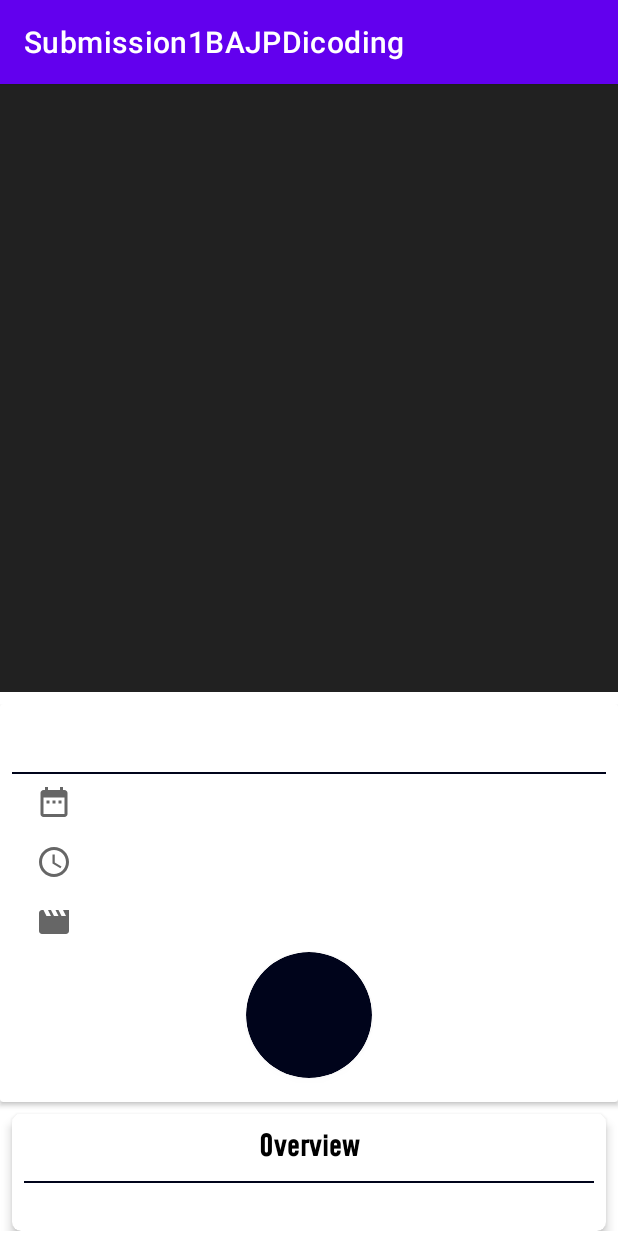
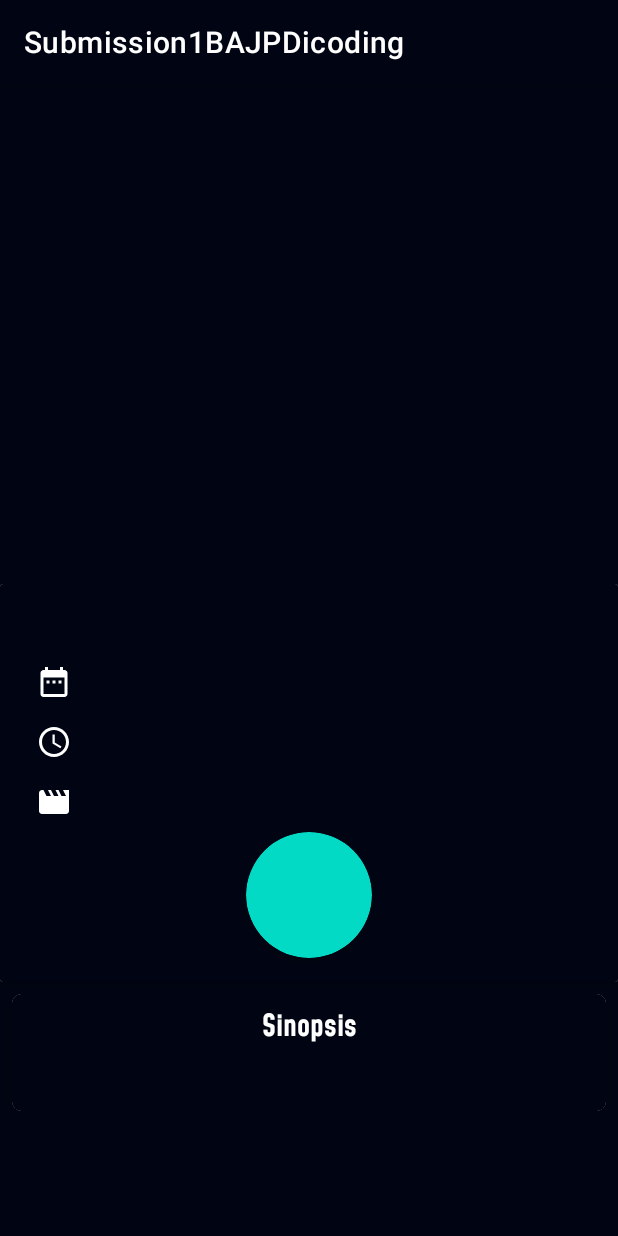
Before and after one commit to AkuraDiary/Belajar-Android-Jetpack-Pro, an Android app: the DetailsActivity screen opened directly, with no data from a screen before it, on a phone screen of 412 x 824 dp. Run offline under Robolectric (Android 15) with nearby library versions, the phone set to English and light mode, and no system bars.

Commit message:
refactoring on details activity (and changed the color)

```diff
--- a/Submission1BAJPDicoding/app/src/main/java/com/example/submission1bajpdicoding/ui/activities/DetailsActivity.kt
+++ b/Submission1BAJPDicoding/app/src/main/java/com/example/submission1bajpdicoding/ui/activities/DetailsActivity.kt
@@ -59,16 +59,18 @@ class DetailsActivity : AppCompatActivity(), DetailsDataBinding {
         collapsingToolbarLayout = findViewById(R.id.collapsingToolbar)
         AppBar.addOnOffsetChangedListener(AppBarLayout.OnOffsetChangedListener { _, verticalOffset ->
             if (collapsingToolbarLayout.height + verticalOffset < 2 * ViewCompat.getMinimumHeight(collapsingToolbarLayout)){
-                collapsingToolbarLayout.setCollapsedTitleTextColor(Color.BLACK)
+                collapsingToolbarLayout.setCollapsedTitleTextColor(Color.WHITE)
                 detail_toolbar.apply {
-                    setBackgroundColor(Color.WHITE)
+                    setBackgroundColor(Color.TRANSPARENT)
                     title = intent.getStringExtra(JUDUL)
                     visibility = View.VISIBLE
+                    cv_tv_title.visibility = View.GONE
                 }
             } else {
-                collapsingToolbarLayout.setExpandedTitleColor(Color.BLACK)
+                collapsingToolbarLayout.setExpandedTitleColor(Color.TRANSPARENT)
                 detail_toolbar.setBackgroundColor(Color.TRANSPARENT)
                 detail_toolbar.visibility = View.GONE
+                cv_tv_title.visibility = View.VISIBLE
             }
         })
         detail_toolbar.setNavigationIcon(R.drawable.ic_back)
--- a/Submission1BAJPDicoding/app/src/main/res/drawable/ic_back.xml
+++ b/Submission1BAJPDicoding/app/src/main/res/drawable/ic_back.xml
@@ -2,8 +2,7 @@
     android:width="24dp"
     android:height="24dp"
     android:viewportWidth="24"
-    android:viewportHeight="24"
-    android:tint="?attr/colorControlNormal">
+    android:viewportHeight="24">
     <path
         android:fillColor="@android:color/white"
         android:pathData="M20,11H7.83l5.59,-5.59L12,4l-8,8 8,8 1.41,-1.41L7.83,13H20v-2z"/>
--- a/Submission1BAJPDicoding/app/src/main/res/drawable/ic_date.xml
+++ b/Submission1BAJPDicoding/app/src/main/res/drawable/ic_date.xml
@@ -2,8 +2,7 @@
     android:width="24dp"
     android:height="24dp"
     android:viewportWidth="24"
-    android:viewportHeight="24"
-    android:tint="?attr/colorControlNormal">
+    android:viewportHeight="24">
     <path
         android:fillColor="@android:color/white"
         android:pathData="M9,11L7,11v2h2v-2zM13,11h-2v2h2v-2zM17,11h-2v2h2v-2zM19,4h-1L18,2h-2v2L8,4L8,2L6,2v2L5,4c-1.11,0 -1.99,0.9 -1.99,2L3,20c0,1.1 0.89,2 2,2h14c1.1,0 2,-0.9 2,-2L21,6c0,-1.1 -0.9,-2 -2,-2zM19,20L5,20L5,9h14v11z"/>
--- a/Submission1BAJPDicoding/app/src/main/res/drawable/ic_movie.xml
+++ b/Submission1BAJPDicoding/app/src/main/res/drawable/ic_movie.xml
@@ -2,8 +2,7 @@
     android:width="24dp"
     android:height="24dp"
     android:viewportWidth="24"
-    android:viewportHeight="24"
-    android:tint="?attr/colorControlNormal">
+    android:viewportHeight="24">
     <path
         android:fillColor="@android:color/white"
         android:pathData="M18,4l2,4h-3l-2,-4h-2l2,4h-3l-2,-4H8l2,4H7L5,4H4c-1.1,0 -1.99,0.9 -1.99,2L2,18c0,1.1 0.9,2 2,2h16c1.1,0 2,-0.9 2,-2V4h-4z"/>
--- a/Submission1BAJPDicoding/app/src/main/res/drawable/ic_time.xml
+++ b/Submission1BAJPDicoding/app/src/main/res/drawable/ic_time.xml
@@ -2,8 +2,7 @@
     android:width="24dp"
     android:height="24dp"
     android:viewportWidth="24"
-    android:viewportHeight="24"
-    android:tint="?attr/colorControlNormal">
+    android:viewportHeight="24">
     <path
         android:fillColor="@android:color/white"
         android:pathData="M11.99,2C6.47,2 2,6.48 2,12s4.47,10 9.99,10C17.52,22 22,17.52 22,12S17.52,2 11.99,2zM12,20c-4.42,0 -8,-3.58 -8,-8s3.58,-8 8,-8 8,3.58 8,8 -3.58,8 -8,8z"/>
--- a/Submission1BAJPDicoding/app/src/main/res/layout/activity_details.xml
+++ b/Submission1BAJPDicoding/app/src/main/res/layout/activity_details.xml
@@ -18,12 +18,13 @@
             android:layout_width="match_parent"
             android:layout_height="match_parent"
             android:fitsSystemWindows="true"
-            app:contentScrim="?attr/colorPrimary"
+            app:contentScrim="@color/dark_blue"
             app:layout_scrollFlags="scroll|exitUntilCollapsed">
 
             <androidx.constraintlayout.widget.ConstraintLayout
                 android:layout_width="match_parent"
-                android:layout_height="match_parent">
+                android:layout_height="match_parent"
+                android:background="@color/dark_blue">
 
                 <ImageView
                     android:id="@+id/poster_big_placeholder"
@@ -31,11 +32,13 @@
                     android:layout_height="300dp"
                     android:contentDescription="@string/poster"
                     android:scaleType="centerCrop"
-                    tools:srcCompat="@drawable/dummy_poster"
                     app:layout_collapseMode="parallax"
+                    app:layout_constraintEnd_toEndOf="parent"
+                    app:layout_constraintHorizontal_bias="0.0"
                     app:layout_constraintStart_toStartOf="parent"
-                    app:layout_constraintEnd_toEndOf="parent"
-                    tools:ignore="MissingConstraints"/>
+                    tools:ignore="MissingConstraints"
+                    tools:layout_editor_absoluteY="-2dp"
+                    tools:srcCompat="@drawable/dummy_poster" />
 
                 <ImageView
                     android:id="@+id/poster_small_placeholder"
@@ -44,7 +47,7 @@
                     android:contentDescription="@string/poster"
                     tools:srcCompat="@drawable/dummy_poster"
                     android:layout_marginStart="16dp"
-                    android:layout_marginTop="180dp"
+                    android:layout_marginTop="100dp"
                     android:scaleType="centerCrop"
                     app:layout_constraintStart_toStartOf="parent"
                     app:layout_constraintTop_toTopOf="parent" />
@@ -55,8 +58,9 @@
                 android:id="@+id/detail_toolbar"
                 android:layout_width="match_parent"
                 android:layout_height="?attr/actionBarSize"
+                android:background="@color/dark_blue"
                 app:popupTheme="@style/Theme.AppCompat.NoActionBar"
-                app:titleTextColor="@color/black"
+                app:titleTextColor="@color/white"
                 app:layout_collapseMode="pin"/>
         </com.google.android.material.appbar.CollapsingToolbarLayout>
     </com.google.android.material.appbar.AppBarLayout>
@@ -65,6 +69,7 @@
         android:layout_width="match_parent"
         android:layout_height="match_parent"
         android:clipToPadding="false"
+        android:background="@color/dark_blue"
         app:layout_behavior="@string/appbar_scrolling_view_behavior">
 
         <androidx.constraintlayout.widget.ConstraintLayout
@@ -77,10 +82,12 @@
                 android:layout_width="match_parent"
                 android:layout_height="wrap_content"
                 tools:ignore="MissingConstraints">
+
                 <androidx.constraintlayout.widget.ConstraintLayout
                     android:layout_width="match_parent"
                     android:layout_height="wrap_content"
-                    android:padding="8dp">
+                    android:padding="8dp"
+                    android:background="@color/dark_blue">
 
                 <TextView
                     android:id="@+id/cv_tv_title"
@@ -89,7 +96,8 @@
                     android:layout_marginEnd="8dp"
                     android:textAlignment="center"
                     android:textSize="22sp"
-                    android:textColor="@android:color/black"
+                    android:background="@color/dark_blue"
+                    android:textColor="@android:color/white"
                     android:fontFamily="@font/poppins_bold"
                     app:layout_constraintStart_toStartOf="parent"
                     app:layout_constraintEnd_toEndOf="parent"
@@ -113,8 +121,8 @@
                         android:layout_marginStart="16dp"
                         android:layout_marginTop="16dp"
                         android:layout_marginEnd="16dp"
-                        android:textSize="12sp"
-                        android:textColor="@android:color/black"
+                        android:textSize="14sp"
+                        android:textColor="@android:color/white"
                         android:fontFamily="serif-monospace"
                         app:drawableStartCompat="@drawable/ic_date"
                         app:layout_constraintStart_toStartOf="parent"
@@ -128,8 +136,8 @@
                         android:layout_marginTop="16dp"
                         android:layout_marginStart="16dp"
                         android:layout_marginEnd="16dp"
-                        android:textSize="12sp"
-                        android:textColor="@android:color/black"
+                        android:textSize="14sp"
+                        android:textColor="@android:color/white"
                         android:fontFamily="serif-monospace"
                         app:drawableStartCompat="@drawable/ic_time"
                         app:layout_constraintStart_toStartOf="parent"
@@ -143,8 +151,8 @@
                     android:layout_marginStart="16dp"
                     android:layout_marginTop="16dp"
                     android:layout_marginEnd="16dp"
-                    android:textSize="12sp"
-                    android:textColor="@android:color/black"
+                    android:textSize="14sp"
+                    android:textColor="@android:color/white"
                     android:fontFamily="serif-monospace"
                     app:layout_constraintStart_toStartOf="parent"
                     app:layout_constraintTop_toBottomOf="@id/cv_tv_duration"
@@ -159,7 +167,7 @@
                         android:layout_marginBottom="8dp"
                         android:elevation="4dp"
                         app:cardCornerRadius="42dp"
-                        app:cardBackgroundColor="@color/dark_blue"
+                        app:cardBackgroundColor="@color/teal_200"
                         app:layout_constraintStart_toStartOf="parent"
                         app:layout_constraintTop_toBottomOf="@id/cv_tv_genre"
                         app:layout_constraintBottom_toBottomOf="parent"
@@ -180,6 +188,7 @@
 
 
             <androidx.cardview.widget.CardView
+                android:background="@color/teal_200"
                 android:layout_width="match_parent"
                 android:layout_height="wrap_content"
                 android:layout_margin="8dp"
@@ -190,7 +199,8 @@
                 <androidx.constraintlayout.widget.ConstraintLayout
                     android:layout_width="match_parent"
                     android:layout_height="match_parent"
-                    android:padding="8dp">
+                    android:padding="8dp"
+                    android:background="@color/dark_blue">
 
                     <TextView
                         android:id="@+id/title_overview"
@@ -200,7 +210,7 @@
                         android:layout_marginEnd="8dp"
                         android:textSize="20sp"
                         android:text="@string/overview"
-                        android:textColor="@android:color/black"
+                        android:textColor="@android:color/white"
                         android:textAlignment="center"
                         android:fontFamily="@font/mohave"
                         app:layout_constraintStart_toStartOf="parent"
@@ -223,7 +233,7 @@
                         android:layout_height="wrap_content"
                         android:layout_marginTop="8dp"
                         android:textSize="14sp"
-                        android:textColor="@color/black"
+                        android:textColor="@color/white"
                         android:fontFamily="serif-monospace"
                         app:layout_constraintStart_toStartOf="parent"
                         app:layout_constraintTop_toBottomOf="@id/views2"
--- a/Submission1BAJPDicoding/app/src/main/res/values-night/strings.xml
+++ b/Submission1BAJPDicoding/app/src/main/res/values-night/strings.xml
@@ -8,7 +8,7 @@
     <string name="text_duration">durasi</string>
     <string name="text_genre">genre</string>
     <string name="text_score">score</string>
-    <string name="overview">Overview</string>
+    <string name="overview">Sinopsis</string>
     <string name="text_overview">ini overview</string>
     <string name="text_tv_show">TV Shows</string>
     <string name="text_movie">Movies</string>
--- a/Submission1BAJPDicoding/app/src/main/res/values/colors.xml
+++ b/Submission1BAJPDicoding/app/src/main/res/values/colors.xml
@@ -7,6 +7,6 @@
     <color name="teal_700">#FF018786</color>
     <color name="black">#FF000000</color>
     <color name="white">#FFFFFFFF</color>
-    <color name="dark_blue">#00041B</color>
+    <color name="dark_blue">#010513</color>
     <color name="red">#E50914</color>
 </resources>
--- a/Submission1BAJPDicoding/app/src/main/res/values/strings.xml
+++ b/Submission1BAJPDicoding/app/src/main/res/values/strings.xml
@@ -7,7 +7,7 @@
     <string name="text_duration">durasi</string>
     <string name="text_genre">genre</string>
     <string name="text_score">score</string>
-    <string name="overview">Overview</string>
+    <string name="overview">Sinopsis</string>
     <string name="text_overview">ini overview</string>
     <string name="text_tv_show">TV Shows</string>
     <string name="text_movie">Movies</string>
--- a/Submission1BAJPDicoding/app/src/main/res/values/themes.xml
+++ b/Submission1BAJPDicoding/app/src/main/res/values/themes.xml
@@ -2,8 +2,8 @@
     <!-- Base application theme. -->
     <style name="Theme.Submission1BAJPDicoding" parent="Theme.MaterialComponents.DayNight.DarkActionBar">
         <!-- Primary brand color. -->
-        <item name="colorPrimary">@color/purple_500</item>
-        <item name="colorPrimaryVariant">@color/purple_700</item>
+        <item name="colorPrimary">@color/dark_blue</item>
+        <item name="colorPrimaryVariant">@color/dark_blue</item>
         <item name="colorOnPrimary">@color/white</item>
         <!-- Secondary brand color. -->
         <item name="colorSecondary">@color/teal_200</item>
```
